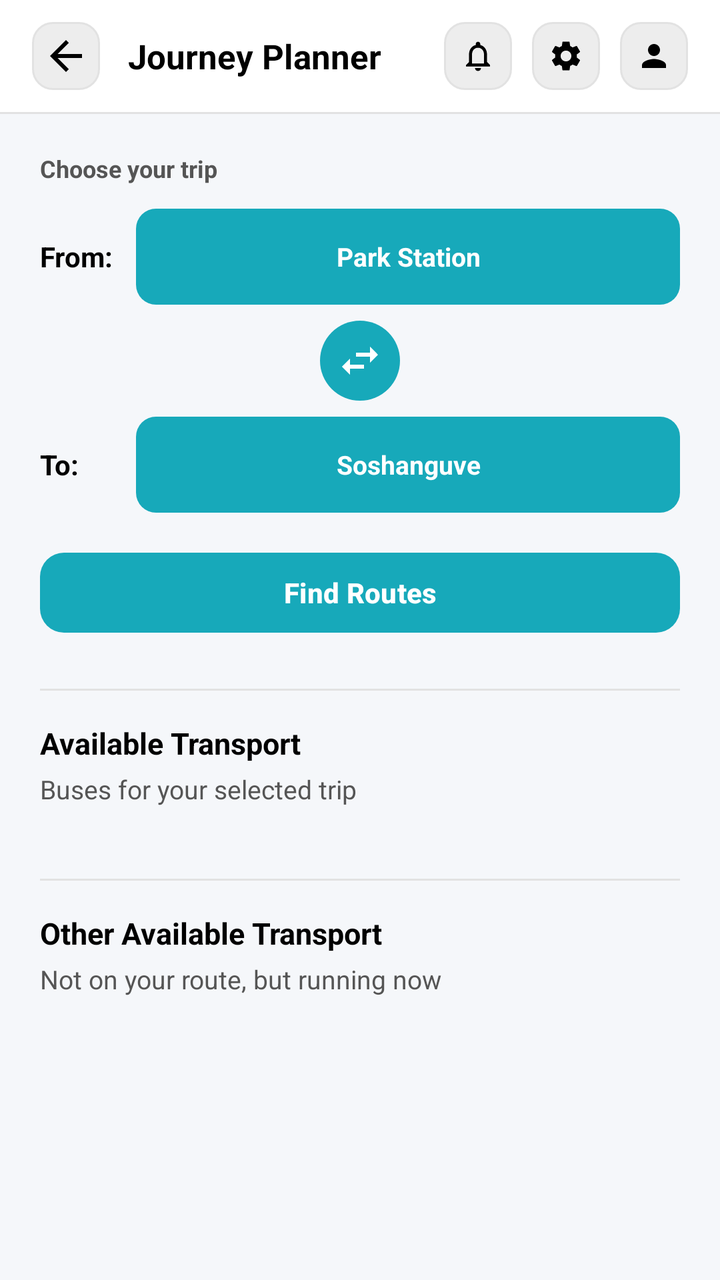
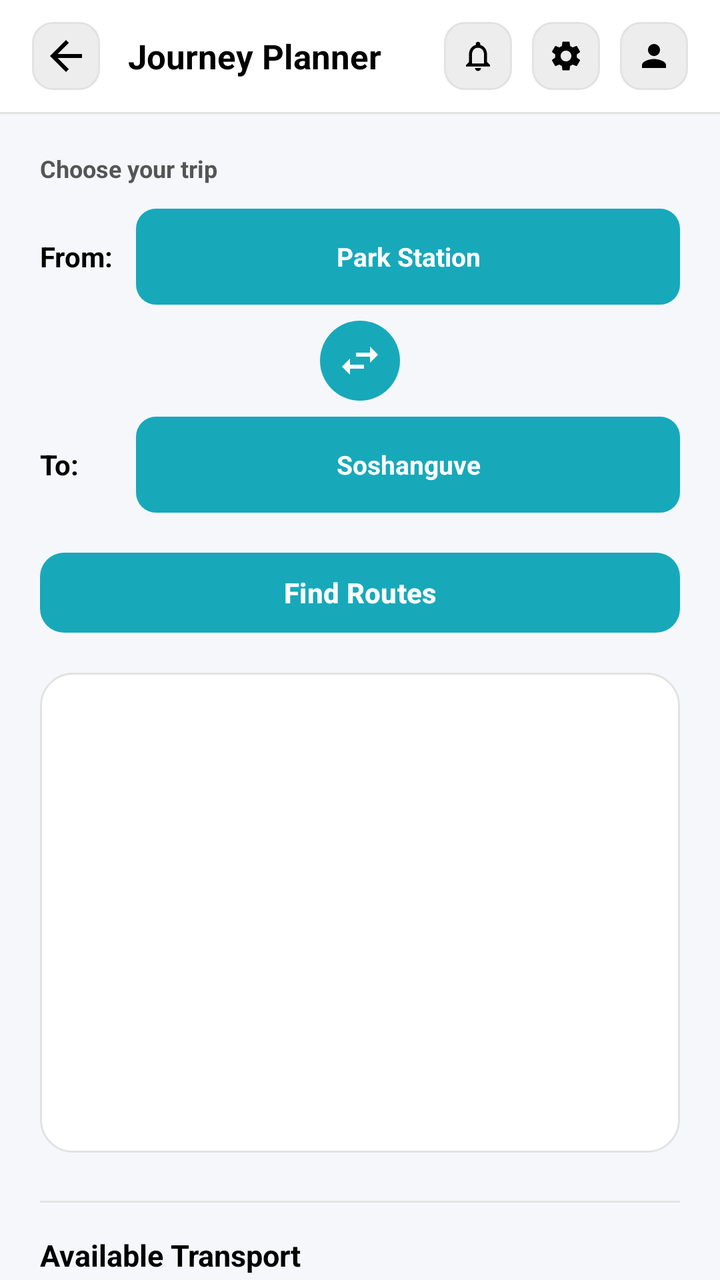

Two renders of the same Android screen: before a commit and after it. Below are the layout's source before the change and the commit's diff.
<!-- AndroidManifest.xml: application theme Theme.MetroGO -->
<!-- res/layout/activity_journey_planner.xml -->
<?xml version="1.0" encoding="utf-8"?>
<androidx.constraintlayout.widget.ConstraintLayout xmlns:android="http://schemas.android.com/apk/res/android"
    xmlns:app="http://schemas.android.com/apk/res-auto"
    xmlns:tools="http://schemas.android.com/tools"
    android:id="@+id/main"
    android:layout_width="match_parent"
    android:layout_height="match_parent"
    android:background="@color/app_background"
    tools:context=".JourneyPlanner">


    <androidx.constraintlayout.widget.ConstraintLayout
        android:id="@+id/topBar"
        android:layout_width="0dp"
        android:layout_height="56dp"
        android:background="@color/white"
        android:paddingHorizontal="16dp"
        app:layout_constraintTop_toTopOf="parent"
        app:layout_constraintStart_toStartOf="parent"
        app:layout_constraintEnd_toEndOf="parent">

        <ImageButton
            android:id="@+id/btnBack"
            android:layout_width="34dp"
            android:layout_height="34dp"
            android:background="@drawable/bg_list_item_grey"
            android:contentDescription="Back"
            android:padding="8dp"
            android:src="@drawable/ic_arrow_back"
            app:tint="@color/black"
            app:layout_constraintBottom_toBottomOf="parent"
            app:layout_constraintStart_toStartOf="parent"
            app:layout_constraintTop_toTopOf="parent" />

        <TextView
            android:id="@+id/tvAppName"
            android:layout_width="wrap_content"
            android:layout_height="wrap_content"
            android:layout_marginStart="14dp"
            android:text="Journey Planner"
            android:textColor="@color/black"
            android:textSize="17sp"
            android:textStyle="bold"
            app:layout_constraintBottom_toBottomOf="parent"
            app:layout_constraintStart_toEndOf="@+id/btnBack"
            app:layout_constraintTop_toTopOf="parent" />

        <FrameLayout
            android:id="@+id/circleProfile"
            android:layout_width="34dp"
            android:layout_height="34dp"
            android:background="@drawable/bg_list_item_grey"
            app:layout_constraintEnd_toEndOf="parent"
            app:layout_constraintTop_toTopOf="parent"
            app:layout_constraintBottom_toBottomOf="parent">

            <ImageView
                android:layout_width="18dp"
                android:layout_height="18dp"
                android:layout_gravity="center"
                android:src="@drawable/ic_person"
                app:tint="@color/black" />
        </FrameLayout>

        <FrameLayout
            android:id="@+id/circleSettings"
            android:layout_width="34dp"
            android:layout_height="34dp"
            android:background="@drawable/bg_list_item_grey"
            app:layout_constraintEnd_toStartOf="@id/circleProfile"
            app:layout_constraintTop_toTopOf="parent"
            app:layout_constraintBottom_toBottomOf="parent"
            android:layout_marginEnd="10dp">

            <ImageView
                android:layout_width="18dp"
                android:layout_height="18dp"
                android:layout_gravity="center"
                android:src="@drawable/ic_settings"
                app:tint="@color/black" />
        </FrameLayout>

        <FrameLayout
            android:id="@+id/circleNotification"
            android:layout_width="34dp"
            android:layout_height="34dp"
            android:layout_marginEnd="10dp"
            android:background="@drawable/bg_list_item_grey"
            app:layout_constraintBottom_toBottomOf="parent"
            app:layout_constraintEnd_toStartOf="@id/circleSettings"
            app:layout_constraintTop_toTopOf="parent">

            <ImageView
                android:layout_width="18dp"
                android:layout_height="18dp"
                android:layout_gravity="center"
                android:src="@drawable/ic_notification_bell"
                app:tint="@color/black" />
        </FrameLayout>

    </androidx.constraintlayout.widget.ConstraintLayout>

    <View
        android:layout_width="0dp"
        android:layout_height="1dp"
        android:background="@color/divider_gray"
        app:layout_constraintTop_toBottomOf="@id/topBar"
        app:layout_constraintStart_toStartOf="parent"
        app:layout_constraintEnd_toEndOf="parent" />



    <androidx.core.widget.NestedScrollView
        android:id="@+id/scrollContent"
        android:layout_width="0dp"
        android:layout_height="0dp"
        android:fillViewport="true"
        app:layout_constraintTop_toBottomOf="@+id/topBar"
        app:layout_constraintStart_toStartOf="parent"
        app:layout_constraintEnd_toEndOf="parent"
        app:layout_constraintBottom_toBottomOf="parent">

        <LinearLayout
            android:layout_width="match_parent"
            android:layout_height="wrap_content"
            android:orientation="vertical"
            android:paddingHorizontal="20dp"
            android:paddingTop="20dp"
            android:paddingBottom="32dp">

            <TextView
                android:id="@+id/tvTitle"
                android:layout_width="wrap_content"
                android:layout_height="wrap_content"
                android:text="Choose your trip"
                android:textColor="@color/text_gray"
                android:textSize="12sp"
                android:textStyle="bold" />

            
            <LinearLayout
                android:layout_width="match_parent"
                android:layout_height="wrap_content"
                android:layout_marginTop="12dp"
                android:gravity="center_vertical"
                android:orientation="horizontal">

                <TextView
                    android:layout_width="48dp"
                    android:layout_height="wrap_content"
                    android:text="From:"
                    android:textColor="@color/black"
                    android:textSize="14sp"
                    android:textStyle="bold" />

                <LinearLayout
                    android:id="@+id/inputFrom"
                    android:layout_width="0dp"
                    android:layout_height="48dp"
                    android:layout_weight="1"
                    android:background="@drawable/bg_input_teal"
                    android:clickable="true"
                    android:focusable="true"
                    android:gravity="center_vertical"
                    android:orientation="horizontal"
                    android:paddingHorizontal="16dp">

                    <TextView
                        android:id="@+id/tvFromStation"
                        android:layout_width="0dp"
                        android:layout_height="wrap_content"
                        android:layout_weight="1"
                        android:gravity="center"
                        android:hint="Select departure"
                        android:text="Park Station"
                        android:textColor="@color/white"
                        android:textSize="13sp"
                        android:textStyle="bold"/>


                </LinearLayout>
            </LinearLayout>

            

            
            <ImageButton
                android:id="@+id/btnSwap"
                android:layout_width="40dp"
                android:layout_height="40dp"
                android:layout_gravity="center_horizontal"
                android:layout_marginTop="8dp"
                android:background="@drawable/bg_circle_teal"
                android:contentDescription="Swap locations"
                android:padding="8dp"
                android:src="@drawable/ic_swap" />

            <LinearLayout
                android:layout_width="match_parent"
                android:layout_height="wrap_content"
                android:layout_marginTop="8dp"
                android:gravity="center_vertical"
                android:orientation="horizontal">

                <TextView
                    android:layout_width="48dp"
                    android:layout_height="wrap_content"
                    android:text="To:"
                    android:textColor="@color/black"
                    android:textSize="14sp"
                    android:textStyle="bold" />

                <LinearLayout
                    android:id="@+id/inputTo"
                    android:layout_width="0dp"
                    android:layout_height="48dp"
                    android:layout_weight="1"
                    android:background="@drawable/bg_input_teal"
                    android:clickable="true"
                    android:focusable="true"
                    android:gravity="center_vertical"
                    android:orientation="horizontal"
                    android:paddingHorizontal="16dp">

                    <TextView
                        android:id="@+id/tvToStation"
                        android:layout_width="0dp"
                        android:layout_height="wrap_content"
                        android:layout_weight="1"
                        android:gravity="center"
                        android:hint="Select destination"
                        android:text="Soshanguve"
                        android:textColor="@color/white"
                        android:textSize="13sp"
                        android:textStyle="bold"/>


                </LinearLayout>
            </LinearLayout>

            <com.google.android.material.button.MaterialButton
                android:id="@+id/btnFindRoutes"
                android:layout_width="match_parent"
                android:layout_height="48dp"
                android:layout_marginTop="16dp"
                android:text="Find Routes"
                android:textColor="@color/white"
                android:textSize="14sp"
                android:textStyle="bold"
                app:backgroundTint="@color/teal_primary"
                app:cornerRadius="12dp" />

            <View
                android:layout_width="match_parent"
                android:layout_height="1dp"
                android:layout_marginTop="24dp"
                android:background="@color/divider_gray" />

            
            <LinearLayout
                android:layout_width="match_parent"
                android:layout_height="wrap_content"
                android:layout_marginTop="16dp"
                android:orientation="vertical">

                <TextView
                    android:layout_width="wrap_content"
                    android:layout_height="wrap_content"
                    android:text="Available Transport"
                    android:textColor="@color/black"
                    android:textSize="15sp"
                    android:textStyle="bold" />

                <TextView
                    android:id="@+id/tvMatchingSubtitle"
                    android:layout_width="wrap_content"
                    android:layout_height="wrap_content"
                    android:layout_marginTop="4dp"
                    android:text="Buses for your selected trip"
                    android:textColor="@color/text_gray"
                    android:textSize="13sp" />

                <TextView
                    android:id="@+id/tvNoMatches"
                    android:layout_width="match_parent"
                    android:layout_height="wrap_content"
                    android:layout_marginTop="12dp"
                    android:background="@drawable/bg_card_white"
                    android:gravity="center"
                    android:padding="20dp"
                    android:text="No direct buses found for this route yet. Check the other available buses below, or try a different From/To."
                    android:textColor="@color/text_gray"
                    android:textSize="13sp"
                    android:visibility="gone" />

                <androidx.recyclerview.widget.RecyclerView
                    android:id="@+id/rvMatchingBuses"
                    android:layout_width="match_parent"
                    android:layout_height="wrap_content"
                    android:layout_marginTop="12dp"
                    android:nestedScrollingEnabled="false"
                    tools:listitem="@layout/item_bus_route" />

            </LinearLayout>

            <View
                android:layout_width="match_parent"
                android:layout_height="1dp"
                android:layout_marginTop="24dp"
                android:background="@color/divider_gray" />

            
            <LinearLayout
                android:layout_width="match_parent"
                android:layout_height="wrap_content"
                android:layout_marginTop="16dp"
                android:orientation="vertical">

                <TextView
                    android:layout_width="wrap_content"
                    android:layout_height="wrap_content"
                    android:text="Other Available Transport"
                    android:textColor="@color/black"
                    android:textSize="15sp"
                    android:textStyle="bold" />

                <TextView
                    android:layout_width="wrap_content"
                    android:layout_height="wrap_content"
                    android:layout_marginTop="4dp"
                    android:text="Not on your route, but running now"
                    android:textColor="@color/text_gray"
                    android:textSize="13sp" />

                <androidx.recyclerview.widget.RecyclerView
                    android:id="@+id/rvOtherBuses"
                    android:layout_width="match_parent"
                    android:layout_height="wrap_content"
                    android:layout_marginTop="12dp"
                    android:nestedScrollingEnabled="false"
                    tools:listitem="@layout/item_bus_route" />

            </LinearLayout>


        </LinearLayout>

    </androidx.core.widget.NestedScrollView>
</androidx.constraintlayout.widget.ConstraintLayout>
<!-- res/layout/item_bus_route.xml (included above) -->
<?xml version="1.0" encoding="utf-8"?>
<androidx.constraintlayout.widget.ConstraintLayout xmlns:android="http://schemas.android.com/apk/res/android"
    xmlns:app="http://schemas.android.com/apk/res-auto"
    android:layout_width="match_parent"
    android:layout_height="wrap_content"
    android:background="@drawable/bg_card_white"
    android:padding="14dp"
    android:layout_marginBottom="10dp">

    <FrameLayout
        android:id="@+id/tripIcon"
        android:layout_width="34dp"
        android:layout_height="34dp"
        android:background="@drawable/bg_circle_teal"
        app:layout_constraintStart_toStartOf="parent"
        app:layout_constraintTop_toTopOf="parent">

        <ImageView
            android:layout_width="16dp"
            android:layout_height="16dp"
            android:layout_gravity="center"
            android:src="@drawable/ic_ticket"
            app:tint="@color/white" />
    </FrameLayout>

    <TextView
        android:id="@+id/tvTransportName"
        android:layout_width="0dp"
        android:layout_height="wrap_content"
        android:layout_marginStart="10dp"
        android:text="T4 Vea Raya"
        android:textSize="14sp"
        android:textStyle="bold"
        android:textColor="@color/black"
        app:layout_constraintStart_toEndOf="@id/tripIcon"
        app:layout_constraintEnd_toStartOf="@+id/tvPrice"
        app:layout_constraintTop_toTopOf="@id/tripIcon" />

    <TextView
        android:id="@+id/tvRoute"
        android:layout_width="0dp"
        android:layout_height="wrap_content"
        android:layout_marginStart="10dp"
        android:layout_marginTop="1dp"
        android:text="Rosebank \u2192 Parktown"
        android:textSize="12sp"
        android:textColor="@color/text_gray"
        app:layout_constraintStart_toEndOf="@id/tripIcon"
        app:layout_constraintEnd_toStartOf="@+id/tvPrice"
        app:layout_constraintTop_toBottomOf="@id/tvTransportName" />

    <TextView
        android:id="@+id/tvPrice"
        android:layout_width="wrap_content"
        android:layout_height="wrap_content"
        android:text="R21"
        android:textSize="15sp"
        android:textStyle="bold"
        android:textColor="@color/teal_primary"
        app:layout_constraintEnd_toEndOf="parent"
        app:layout_constraintTop_toTopOf="@id/tripIcon" />

    <View
        android:id="@+id/itemDivider"
        android:layout_width="0dp"
        android:layout_height="1dp"
        android:layout_marginTop="12dp"
        android:background="@color/divider_gray"
        app:layout_constraintStart_toStartOf="parent"
        app:layout_constraintEnd_toEndOf="parent"
        app:layout_constraintTop_toBottomOf="@id/tripIcon" />

    <TextView
        android:id="@+id/tvDeparture"
        android:layout_width="0dp"
        android:layout_height="wrap_content"
        android:layout_marginTop="10dp"
        android:text="Departs 14:33"
        android:textSize="11sp"
        android:textColor="@color/text_gray"
        app:layout_constraintStart_toStartOf="parent"
        app:layout_constraintEnd_toStartOf="@id/tvArrival"
        app:layout_constraintTop_toBottomOf="@id/itemDivider" />

    <TextView
        android:id="@+id/tvArrival"
        android:layout_width="0dp"
        android:layout_height="wrap_content"
        android:layout_marginTop="10dp"
        android:text="Arrives 15:10"
        android:textSize="11sp"
        android:textColor="@color/text_gray"
        app:layout_constraintStart_toEndOf="@id/tvDeparture"
        app:layout_constraintEnd_toStartOf="@id/btnSelect"
        app:layout_constraintTop_toBottomOf="@id/itemDivider" />

    <TextView
        android:id="@+id/btnSelect"
        android:layout_width="wrap_content"
        android:layout_height="wrap_content"
        android:background="@drawable/bg_pill_teal"
        android:clickable="true"
        android:focusable="true"
        android:paddingHorizontal="16dp"
        android:paddingVertical="6dp"
        android:text="Select"
        android:textColor="@color/white"
        android:textSize="11sp"
        android:textStyle="bold"
        app:layout_constraintEnd_toEndOf="parent"
        app:layout_constraintTop_toBottomOf="@id/itemDivider" />

</androidx.constraintlayout.widget.ConstraintLayout>
<!-- resources referenced by this layout -->
<resources>
  <color name="app_background">#F5F7FA</color>
  <color name="black">#FF000000</color>
  <color name="divider_gray">#E2E2E2</color>
  <color name="teal_primary">#17A9BA</color>
  <color name="text_gray">#555555</color>
  <color name="white">#FFFFFFFF</color>
  <!-- drawable bg_card_white (drawable) -->
  <?xml version="1.0" encoding="utf-8"?>
  <shape xmlns:android="http://schemas.android.com/apk/res/android" android:shape="rectangle">
      <solid android:color="@color/white" />
      <stroke android:width="1dp" android:color="@color/divider_gray" />
      <corners android:radius="16dp" />
  </shape>
  <!-- drawable bg_circle_teal (drawable) -->
  <?xml version="1.0" encoding="utf-8"?>
  <shape xmlns:android="http://schemas.android.com/apk/res/android" android:shape="oval">
      <solid android:color="@color/teal_primary" />
  </shape>
  <!-- drawable bg_input_teal (drawable) -->
  <?xml version="1.0" encoding="utf-8"?>
  <shape xmlns:android="http://schemas.android.com/apk/res/android" android:shape="rectangle">
      <solid android:color="@color/teal_primary" />
      <corners android:radius="10dp" />
  </shape>
  <!-- drawable bg_list_item_grey (drawable) -->
  <?xml version="1.0" encoding="utf-8"?>
  <shape xmlns:android="http://schemas.android.com/apk/res/android"
      android:shape="rectangle">
      <solid android:color="@color/input_gray" />
      <stroke android:width="1dp" android:color="@color/divider_gray" />
      <corners android:radius="10dp" />
  </shape>
  <!-- drawable bg_pill_teal (drawable) -->
  <?xml version="1.0" encoding="utf-8"?>
  <shape xmlns:android="http://schemas.android.com/apk/res/android">
      <solid android:color="@color/teal_primary" />
      <corners android:radius="18dp" />
  </shape>
  <!-- drawable ic_arrow_back (drawable) -->
  <?xml version="1.0" encoding="utf-8"?>
  <vector xmlns:android="http://schemas.android.com/apk/res/android"
  android:width="24dp"
  android:height="24dp"
  android:viewportWidth="24"
  android:viewportHeight="24">
  <path
      android:fillColor="#FFFFFF"
      android:pathData="M20,11H7.83l5.59,-5.59L12,4l-8,8 8,8 1.41,-1.41L7.83,13H20v-2z"/>
  </vector>
  <!-- drawable ic_person (drawable) -->
  <?xml version="1.0" encoding="utf-8"?>
  <vector xmlns:android="http://schemas.android.com/apk/res/android"
      android:width="24dp"
      android:height="24dp"
      android:viewportWidth="24"
      android:viewportHeight="24">
      <path
          android:fillColor="#000000"
          android:pathData="M12,12c2.21,0 4,-1.79 4,-4s-1.79,-4 -4,-4 -4,1.79 -4,4S9.79,12 12,12zM12,14c-2.67,0 -8,1.34 -8,4v2h16v-2C20,15.34 14.67,14 12,14z"/>
  </vector>
  <!-- drawable ic_swap (drawable) -->
  <?xml version="1.0" encoding="utf-8"?>
  <vector xmlns:android="http://schemas.android.com/apk/res/android"
      android:width="24dp"
      android:height="24dp"
      android:viewportWidth="24"
      android:viewportHeight="24">
      <path
          android:fillColor="#FFFFFF"
          android:pathData="M6.99,11L3,15l3.99,4v-3H14v-2H6.99v-3zM21,9l-3.99,-4v3H10v2h7.01v3L21,9z"/>
  </vector>
  <!-- drawable ic_ticket (drawable) -->
  <?xml version="1.0" encoding="utf-8"?>
  <vector xmlns:android="http://schemas.android.com/apk/res/android"
      android:width="24dp"
      android:height="24dp"
      android:viewportWidth="24"
      android:viewportHeight="24">
      <path
          android:fillColor="#000000"
          android:pathData="M22,10V6c0,-1.1 -0.9,-2 -2,-2H4c-1.1,0 -2,0.9 -2,2v4c1.1,0 2,0.9 2,2s-0.9,2 -2,2v4c0,1.1 0.9,2 2,2h16c1.1,0 2,-0.9 2,-2v-4c-1.1,0 -2,-0.9 -2,-2S20.9,10 22,10zM13,17.5h-2v-2h2V17.5zM13,13.5h-2v-2h2V13.5zM13,9.5h-2v-2h2V9.5z"/>
  </vector>
  <style name="Theme.MetroGO" parent="Base.Theme.MetroGO" />
  <color name="input_gray">#EDEDED</color>
  <style name="Base.Theme.MetroGO" parent="Theme.Material3.DayNight.NoActionBar">
          
          
      </style>
  <!-- unchanged entries left out for length: 2 -->
</resources>

<!-- the commit's change to res/layout/activity_journey_planner.xml (unified diff, before → after) -->
@@ -250,6 +250,15 @@
                 app:backgroundTint="@color/teal_primary"
                 app:cornerRadius="12dp" />
 
+            
+            <FrameLayout
+                android:id="@+id/mapContainer"
+                android:layout_width="match_parent"
+                android:layout_height="240dp"
+                android:layout_marginTop="16dp"
+                android:background="@drawable/bg_card_white"
+                android:clipToOutline="true" />
+
             <View
                 android:layout_width="match_parent"
                 android:layout_height="1dp"
